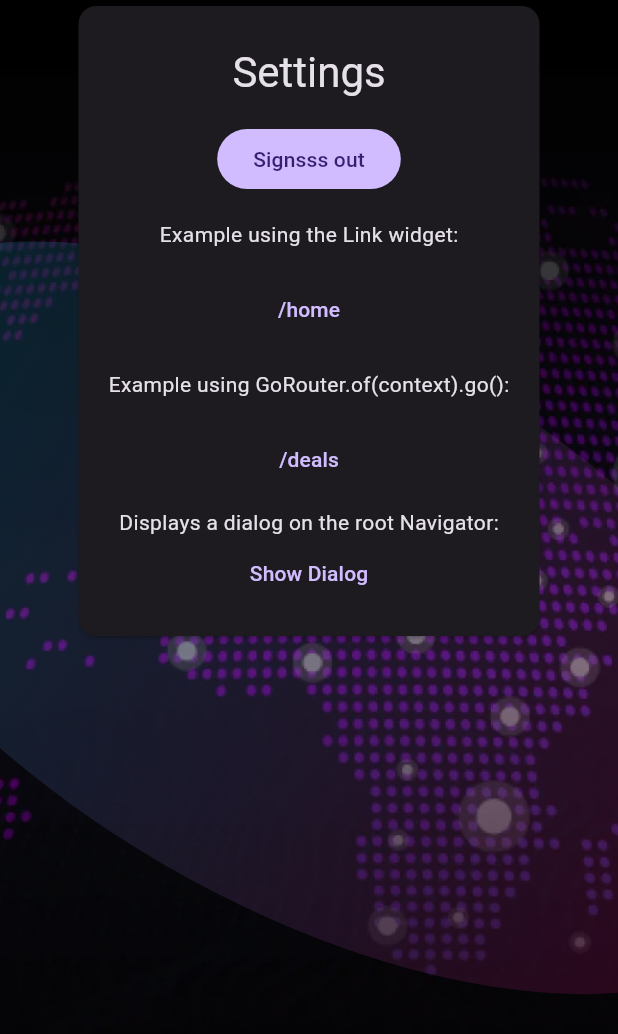
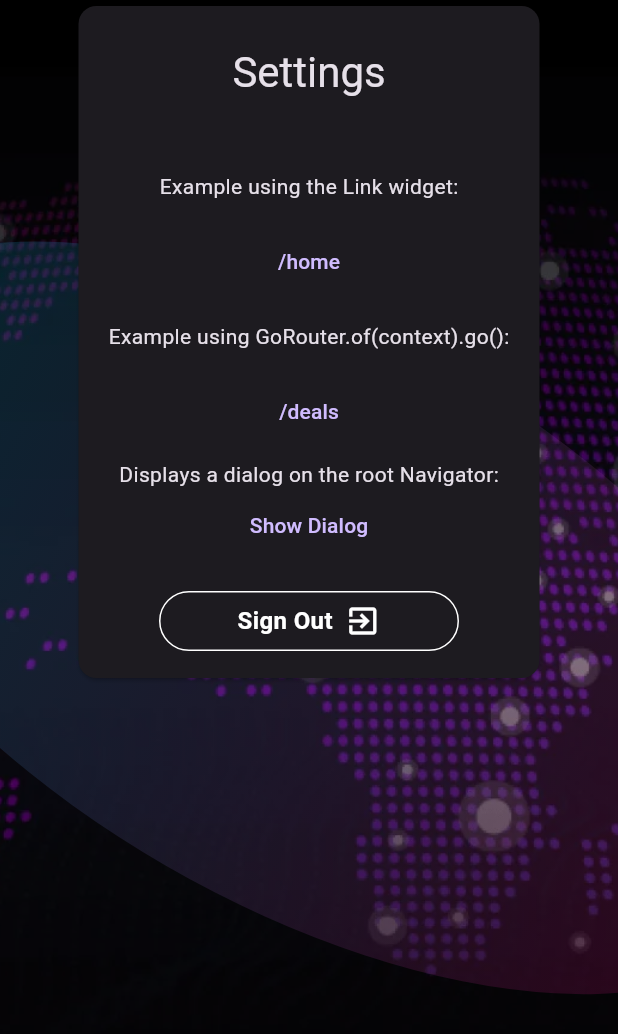
Before and after one commit to timwickey/modeinvestorclub, a Flutter app: the SettingsScreen screen opened by its route, on a phone screen of 412 x 824 dp. Shown: the top 1034 px of the screen. Run offline on Flutter 3.47's test engine with Material 3 defaults, Android fonts, the light colour scheme and no system bars; our stand-ins replace fl_chart, flutter_dotenv, flutter_svg, go_router, url_strategy; missing offline and left inert: adaptive_navigation, postgres, window_size; statements that could not run were skipped.

Commit message:
UPDATE: settings page

```diff
--- a/lib/src/screens/settings.dart
+++ b/lib/src/screens/settings.dart
@@ -1,8 +1,9 @@
 import 'package:flutter/material.dart';
 import 'package:go_router/go_router.dart';
+import 'package:modeinvestorclub/src/data/globals.dart';
 import 'package:url_launcher/link.dart';
-
 import '../auth.dart';
+import '../widgets/ui.dart'; // Ensure this import is correct
 
 class SettingsScreen extends StatefulWidget {
   const SettingsScreen({super.key});
@@ -46,11 +47,8 @@ class SettingsContent extends StatelessWidget {
               'Settings',
               style: Theme.of(context).textTheme.headlineMedium,
             ),
-            FilledButton(
-              onPressed: () {
-                ModeAuth.of(context).signOut();
-              },
-              child: const Text('Signsss out'),
+            SizedBox(
+              height: 16.0,
             ),
             const Text('Example using the Link widget:'),
             Link(
@@ -88,7 +86,18 @@ class SettingsContent extends StatelessWidget {
               ),
             ),
             child: const Text('Show Dialog'),
-          )
+          ),
+          SizedBox(
+            height: 20.0,
+          ),
+          RoundedButton(
+            onPressed: () {
+              ModeAuth.of(context).signOut();
+            },
+            text: 'Sign Out',
+            color: transparentButton,
+            icon: Icon(Icons.exit_to_app),
+          ),
         ],
       );
 }
```
